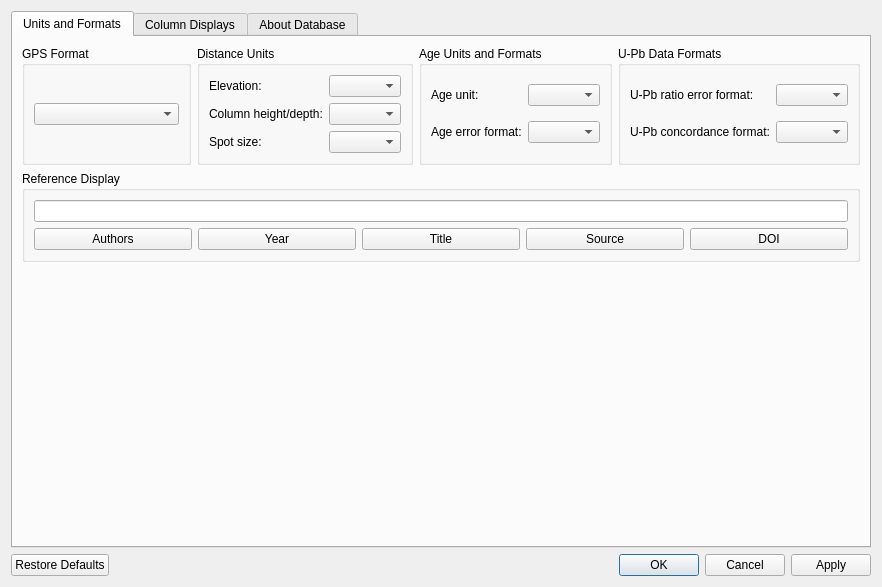
kathrynmetcalf/GeoCORK, file ui/Settings.ui: the form before one commit.
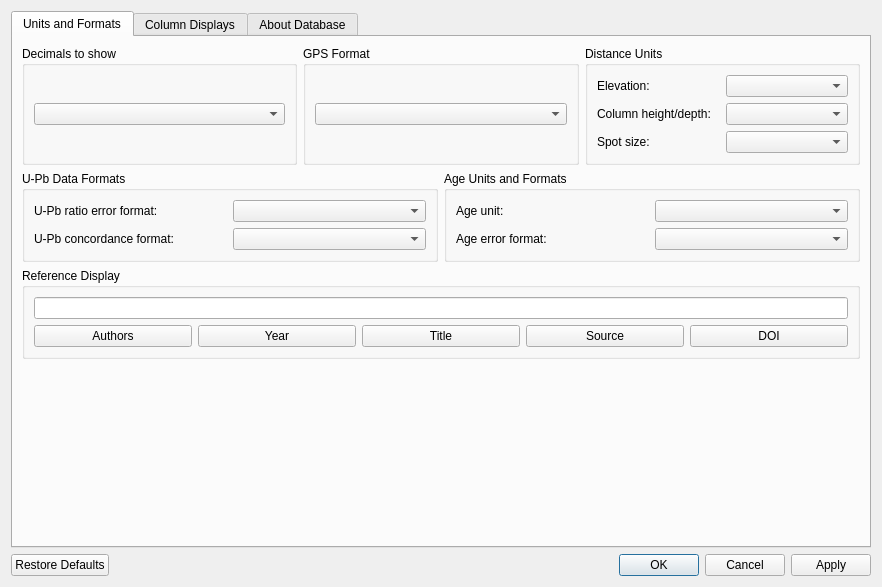
The form after the commit.

Commit message: Changed GeoChronMain to GeoCORKMain. Added Functions. to settings imports. Fixed a few issues with communication between the importer and the searchable combo box. Enabled savepoints in import_to_db. Removed model from inputs for AddTags.py and enabled context menu for the top combo boxes in the import wizard.

The edit to the form file:
```diff
--- a/ui/Settings.ui
+++ b/ui/Settings.ui
@@ -23,9 +23,21 @@
       <attribute name="title">
        <string>Units and Formats</string>
       </attribute>
-      <layout class="QVBoxLayout" name="verticalLayout_3">
+      <layout class="QVBoxLayout" name="verticalLayout_6">
        <item>
-        <layout class="QHBoxLayout" name="horizontalLayout_2">
+        <layout class="QHBoxLayout" name="horizontalLayout_4">
+         <item>
+          <widget class="QGroupBox" name="decimals_groupBox">
+           <property name="title">
+            <string>Decimals to show</string>
+           </property>
+           <layout class="QVBoxLayout" name="verticalLayout_3">
+            <item>
+             <widget class="QComboBox" name="decimals_comboBox"/>
+            </item>
+           </layout>
+          </widget>
+         </item>
          <item>
           <widget class="QGroupBox" name="gps_format_groupBox">
            <property name="title">
@@ -77,35 +89,10 @@
            </layout>
           </widget>
          </item>
-         <item>
-          <widget class="QGroupBox" name="age_units_groupBox">
-           <property name="title">
-            <string>Age Units and Formats</string>
-           </property>
-           <layout class="QGridLayout" name="gridLayout_3">
-            <item row="0" column="0">
-             <widget class="QLabel" name="age_units_label">
-              <property name="text">
-               <string>Age unit:</string>
-              </property>
-             </widget>
-            </item>
-            <item row="0" column="1">
-             <widget class="QComboBox" name="age_unit_comboBox"/>
-            </item>
-            <item row="1" column="0">
-             <widget class="QLabel" name="age_error_format_label">
-              <property name="text">
-               <string>Age error format:</string>
-              </property>
-             </widget>
-            </item>
-            <item row="1" column="1">
-             <widget class="QComboBox" name="age_error_format_comboBox"/>
-            </item>
-           </layout>
-          </widget>
-         </item>
+        </layout>
+       </item>
+       <item>
+        <layout class="QHBoxLayout" name="horizontalLayout_5">
          <item>
           <widget class="QGroupBox" name="upb_formats_groupBox">
            <property name="title">
@@ -135,6 +122,35 @@
            </layout>
           </widget>
          </item>
+         <item>
+          <widget class="QGroupBox" name="age_units_groupBox">
+           <property name="title">
+            <string>Age Units and Formats</string>
+           </property>
+           <layout class="QGridLayout" name="gridLayout_3">
+            <item row="0" column="0">
+             <widget class="QLabel" name="age_units_label">
+              <property name="text">
+               <string>Age unit:</string>
+              </property>
+             </widget>
+            </item>
+            <item row="0" column="1">
+             <widget class="QComboBox" name="age_unit_comboBox"/>
+            </item>
+            <item row="1" column="0">
+             <widget class="QLabel" name="age_error_format_label">
+              <property name="text">
+               <string>Age error format:</string>
+              </property>
+             </widget>
+            </item>
+            <item row="1" column="1">
+             <widget class="QComboBox" name="age_error_format_comboBox"/>
+            </item>
+           </layout>
+          </widget>
+         </item>
         </layout>
        </item>
        <item>
```
The commit also changes 15 other files.
